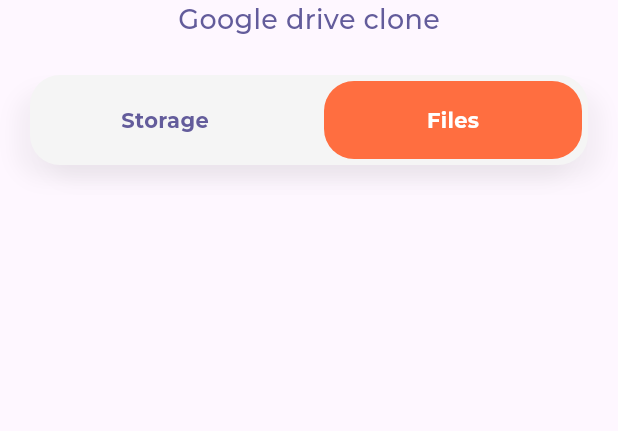
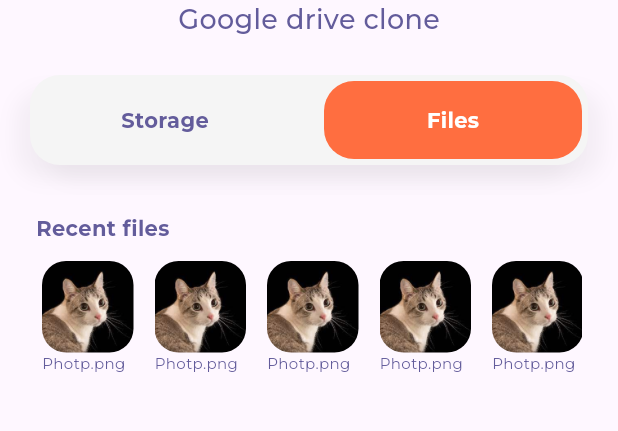
Before and after one commit to MohammedGhazaly/drivey, a Flutter app: the screen it shows once a user with an empty profile is signed in, after a tap on "Files", on a phone screen of 412 x 824 dp, the part 105-536 px from its top. Run offline on Flutter 3.47's test engine with Material 3 defaults, Android fonts, the light colour scheme and no system bars; our stand-ins replace cached_network_image, cloud_firestore, eva_icons_flutter, firebase_auth, firebase_core, get and 2 more; accounts and stored records are empty.

Commit message:
Finished recent files section

```diff
--- /dev/null
+++ b/lib/core/utils/app_values.dart
@@ -0,0 +1,4 @@
+class AppValues {
+  static String testImage =
+      "https://www.wfla.com/wp-content/uploads/sites/71/2023/05/GettyImages-1389862392.jpg?w=2560&h=1440&crop=1";
+}
--- /dev/null
+++ b/lib/screens/files_screen.dart
@@ -0,0 +1,18 @@
+import 'package:drivey_files/widgets/files_screen/recent_files.dart';
+import 'package:flutter/material.dart';
+
+class FilesScreen extends StatelessWidget {
+  const FilesScreen({super.key});
+
+  @override
+  Widget build(BuildContext context) {
+    return Column(
+      children: [
+        SizedBox(
+          height: 32,
+        ),
+        RecentFiles()
+      ],
+    );
+  }
+}
--- a/lib/screens/home_screen.dart
+++ b/lib/screens/home_screen.dart
@@ -1,4 +1,5 @@
 import 'package:drivey_files/controllers/custom_tab_controller.dart';
+import 'package:drivey_files/screens/files_screen.dart';
 import 'package:drivey_files/widgets/home_screen/home_header.dart';
 import 'package:drivey_files/screens/storage_screen.dart';
 import 'package:firebase_auth/firebase_auth.dart';
@@ -38,7 +39,7 @@ class HomeScreen extends StatelessWidget {
               GetBuilder<CustomTabController>(builder: (controller) {
                 return controller.tab == "storage"
                     ? StorageScreen()
-                    : Container();
+                    : FilesScreen();
               }),
             ],
           ),
--- /dev/null
+++ b/lib/widgets/files_screen/folders_section.dart
@@ -0,0 +1,10 @@
+import 'package:flutter/material.dart';
+
+class FoldersSection extends StatelessWidget {
+  const FoldersSection({super.key});
+
+  @override
+  Widget build(BuildContext context) {
+    return const Placeholder();
+  }
+}
--- /dev/null
+++ b/lib/widgets/files_screen/recent_files.dart
@@ -0,0 +1,73 @@
+import 'package:cached_network_image/cached_network_image.dart';
+import 'package:drivey_files/core/utils/app_colors.dart';
+import 'package:drivey_files/core/utils/app_styles.dart';
+import 'package:drivey_files/core/utils/app_values.dart';
+import 'package:flutter/material.dart';
+
+class RecentFiles extends StatelessWidget {
+  const RecentFiles({super.key});
+
+  @override
+  Widget build(BuildContext context) {
+    return Padding(
+      padding: const EdgeInsets.symmetric(horizontal: 24),
+      child: Column(
+        crossAxisAlignment: CrossAxisAlignment.stretch,
+        children: [
+          Text(
+            "Recent files",
+            textAlign: TextAlign.left,
+            style: AppStyles.textStyle(
+              fontSize: 14,
+              color: AppColors.textColor,
+              fontWeight: FontWeight.bold,
+            ),
+          ),
+          SizedBox(
+            height: 12,
+          ),
+          SizedBox(
+            height: 75,
+            child: ListView.builder(
+                scrollDirection: Axis.horizontal,
+                itemCount: 5,
+                itemBuilder: (context, index) {
+                  return SizedBox(
+                    width: 75,
+                    child: Padding(
+                      padding: const EdgeInsets.symmetric(horizontal: 4),
+                      child: Column(
+                        crossAxisAlignment: CrossAxisAlignment.start,
+                        children: [
+                          Expanded(
+                            child: ClipRRect(
+                              borderRadius: BorderRadius.circular(16),
+                              child: Image.asset(
+                                "assets/images/image.jpg",
+                                fit: BoxFit.cover,
+                              ),
+                              // child: CachedNetworkImage(
+                              //   width: 75,
+                              //   imageUrl: AppValues.testImage,
+                              // ),
+                            ),
+                          ),
+                          // constSizedBox(height: 3,),
+                          Text(
+                            "Photp.png",
+                            overflow: TextOverflow.ellipsis,
+                            maxLines: 1,
+                            style: AppStyles.textStyle(
+                                fontSize: 10, color: AppColors.textColor),
+                          )
+                        ],
+                      ),
+                    ),
+                  );
+                }),
+          )
+        ],
+      ),
+    );
+  }
+}
```
Also changed, not shown: pubspec.yaml (+23 -33 lines), assets/images/image.jpg (added), pubspec.lock.
